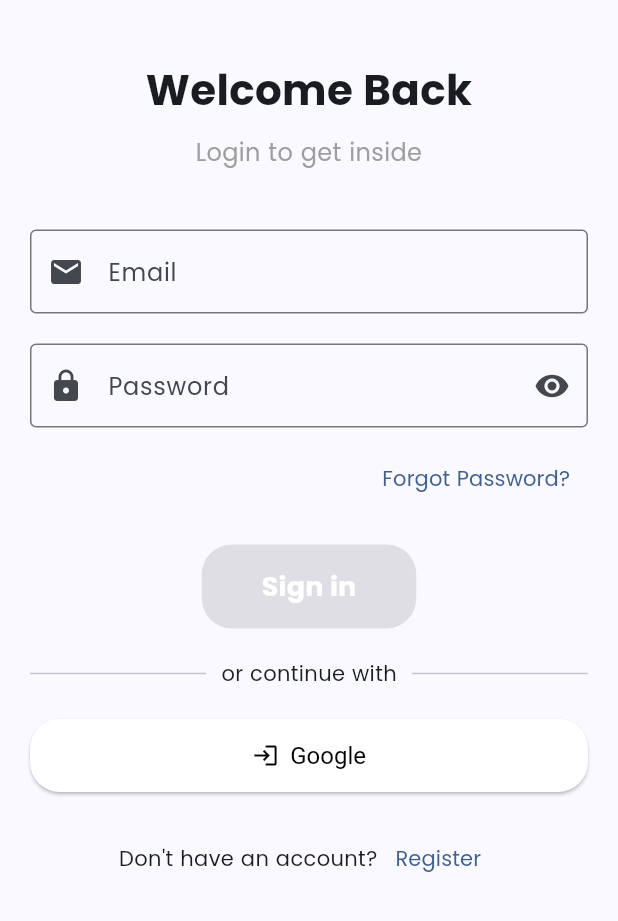
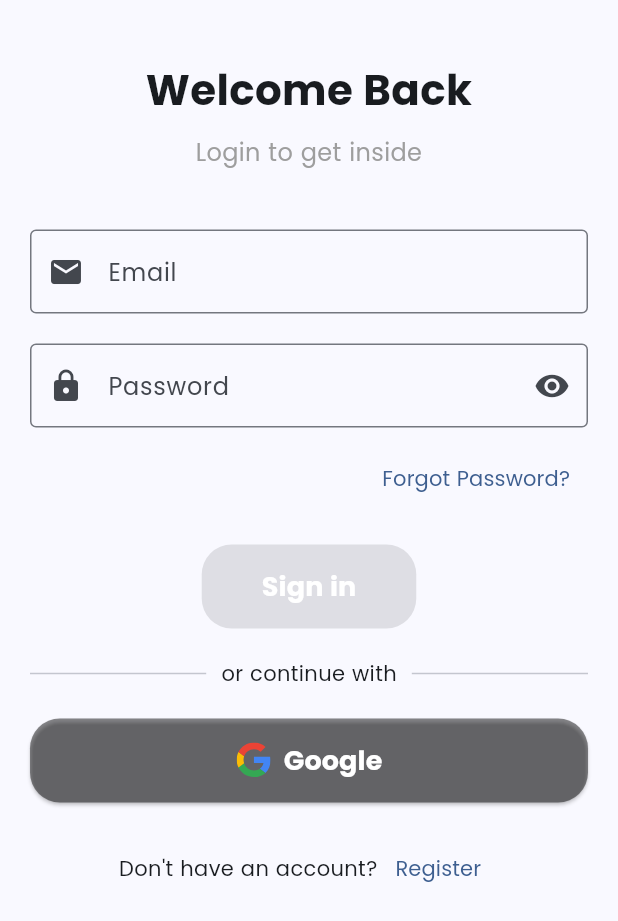
Before and after one commit to 920anish/store, a Flutter app: the screen it shows after launch, after a tap on an icon or button, on a phone screen of 412 x 824 dp. Shown: the top 921 px of the screen. Run offline on Flutter 3.47's test engine with Material 3 defaults, Android fonts, the phone set to English and light mode, and no system bars; our stand-ins replace flutter_svg.

Commit message:
added icon and params in custom button

```diff
--- a/lib/components/custom_button.dart
+++ b/lib/components/custom_button.dart
@@ -4,11 +4,15 @@ import 'package:store/k.dart';
 class CustomButton extends StatelessWidget {
   final VoidCallback? onPressed;
   final String text;
+  final Widget? icon;
+  final Color? color; // Optional color parameter
 
   const CustomButton({
     super.key,
     required this.onPressed,
     required this.text,
+    this.icon,
+    this.color, // Optional color parameter
   });
 
   @override
@@ -16,13 +20,21 @@ class CustomButton extends StatelessWidget {
     return ElevatedButton(
       onPressed: onPressed,
       style: ElevatedButton.styleFrom(
-        backgroundColor: onPressed != null ? kPrimaryColor : Colors.grey,
+        backgroundColor: onPressed != null ? (color ?? kPrimaryColor) : Colors.grey,
         shape: RoundedRectangleBorder(
           borderRadius: BorderRadius.circular(20),
         ),
         padding: const EdgeInsets.symmetric(horizontal: 40, vertical: 15),
       ),
-      child: Text(text, style: kButtonTextStyle),
+      child: Row(
+        mainAxisSize: MainAxisSize.min,
+        mainAxisAlignment: MainAxisAlignment.center,
+        children: [
+          if (icon != null) icon!,
+          if (icon != null) const SizedBox(width: 8),
+          Text(text, style: kButtonTextStyle),
+        ],
+      ),
     );
   }
 }
--- a/lib/screens/login/login.dart
+++ b/lib/screens/login/login.dart
@@ -1,6 +1,9 @@
 import 'package:flutter/material.dart';
+import 'package:flutter_svg/svg.dart';
 import 'package:store/screens/login/form.dart';
-import 'package:store/routes.dart'; // Add this to import routes if you have a route for registration
+import 'package:store/routes.dart';
+import '../../components/custom_button.dart';
+
 
 class LoginScreen extends StatelessWidget {
   const LoginScreen({super.key});
@@ -48,23 +51,18 @@ class LoginScreen extends StatelessWidget {
                   ],
                 ),
                 const SizedBox(height: 20),
-                ElevatedButton.icon(
+                CustomButton(
+                  text: 'Google',
+                  icon: SvgPicture.asset(
+                    'assets/google.svg',
+                    width: 24,
+                    height: 24,
+                  ),
+                  color: Colors.black45,
                   onPressed: () {
                     // Implement Google login functionality
                   },
-                  icon: const Icon(Icons.login, color: Colors.black),
-                  label: const Text('Google', style: TextStyle(color: Colors.black)),
-                  style: ElevatedButton.styleFrom(
-                    backgroundColor: Colors.white,
-                    shape: RoundedRectangleBorder(
-                      borderRadius: BorderRadius.circular(20),
-                    ),
-                    padding: const EdgeInsets.symmetric(vertical: 15),
-                    textStyle: const TextStyle(
-                      color: Colors.black,
-                      fontSize: 16,
-                    ),
-                  ),
+
                 ),
                 const SizedBox(height: 20),
                 Row(
```
Also changed, not shown: assets/google.svg (added), 1 other file.
